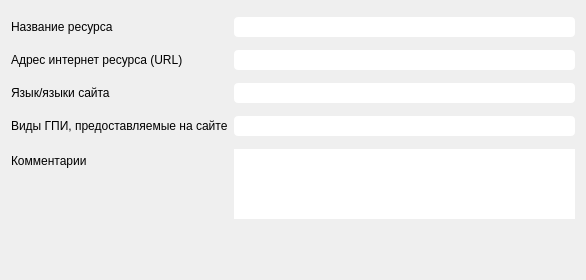
Old version of the form packages/source_accounting/src/ui/EditSites.ui in the repository AnyaIliyina/distrGEO.
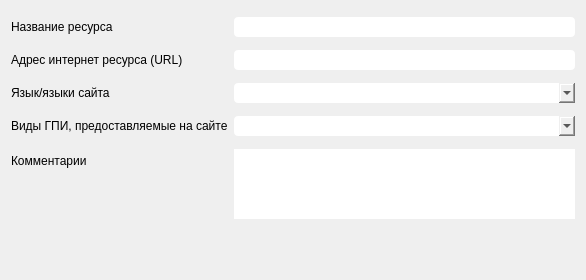
New version of the form. Icons and pictures are not drawn.

What changed in the file:
```diff
--- a/packages/source_accounting/src/ui/EditSites.ui
+++ b/packages/source_accounting/src/ui/EditSites.ui
@@ -102,24 +102,6 @@
        </property>
       </widget>
      </item>
-     <item row="2" column="1">
-      <widget class="QLineEdit" name="lineLanguage">
-       <property name="font">
-        <font>
-         <pointsize>9</pointsize>
-        </font>
-       </property>
-       <property name="styleSheet">
-        <string notr="true">QLineEdit{
-border-radius:4;
-border-width:1px;
-max-height:20px;
-min-height:20px;
-
-}</string>
-       </property>
-      </widget>
-     </item>
      <item row="3" column="0">
       <widget class="QLabel" name="label_4">
        <property name="font">
@@ -132,24 +114,6 @@
        </property>
       </widget>
      </item>
-     <item row="3" column="1">
-      <widget class="QLineEdit" name="lineGPI">
-       <property name="font">
-        <font>
-         <pointsize>9</pointsize>
-        </font>
-       </property>
-       <property name="styleSheet">
-        <string notr="true">QLineEdit{
-border-radius:4;
-border-width:1px;
-max-height:20px;
-min-height:20px;
-
-}</string>
-       </property>
-      </widget>
-     </item>
      <item row="4" column="0">
       <widget class="QLabel" name="label_6">
        <property name="font">
@@ -175,6 +139,40 @@
        </property>
       </widget>
      </item>
+     <item row="2" column="1">
+      <widget class="QComboBox" name="comboBox">
+       <property name="styleSheet">
+        <string notr="true">QComboBox{
+border-radius:4;
+border-width:1px;
+max-height:20px;
+min-height:20px;
+
+}
+QComboBox:editable{
+
+background-color: rgb(255, 255, 255);
+border-radius:4}</string>
+       </property>
+      </widget>
+     </item>
+     <item row="3" column="1">
+      <widget class="QComboBox" name="comboBox_2">
+       <property name="styleSheet">
+        <string notr="true">QComboBox{
+border-radius:4;
+border-width:1px;
+max-height:20px;
+min-height:20px;
+
+}
+QComboBox:editable{
+
+background-color: rgb(255, 255, 255);
+border-radius:4}</string>
+       </property>
+      </widget>
+     </item>
     </layout>
    </item>
    <item row="1" column="0">
```
Left out of the diff: 4 changed lines with no effect on the pictures.
